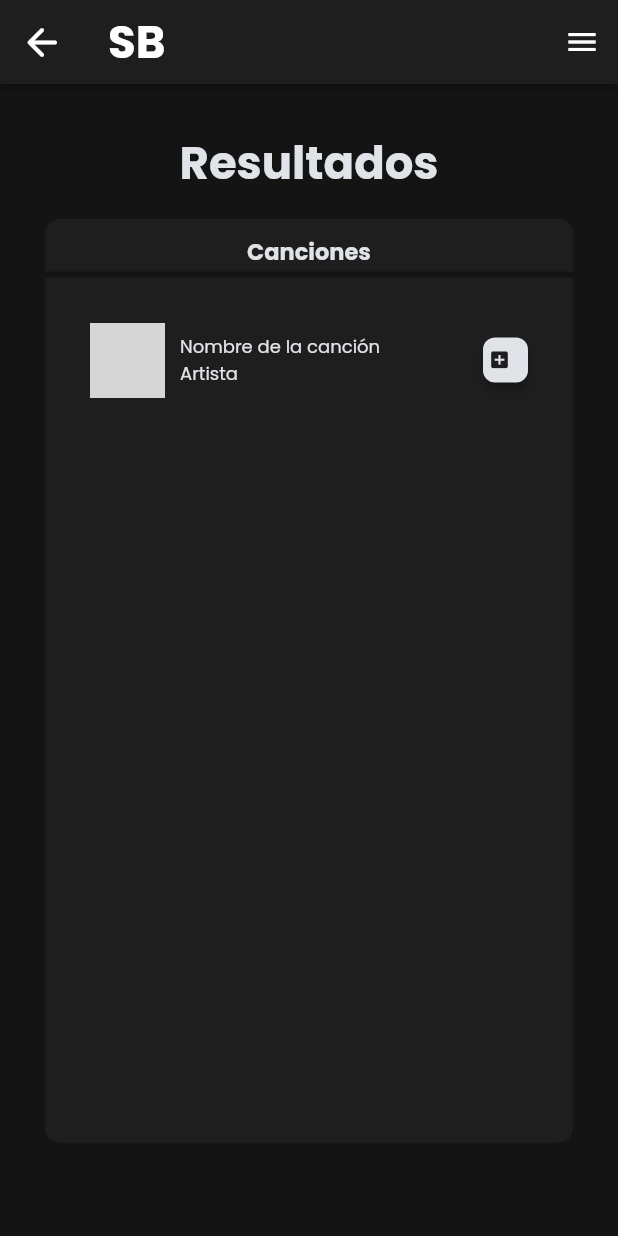
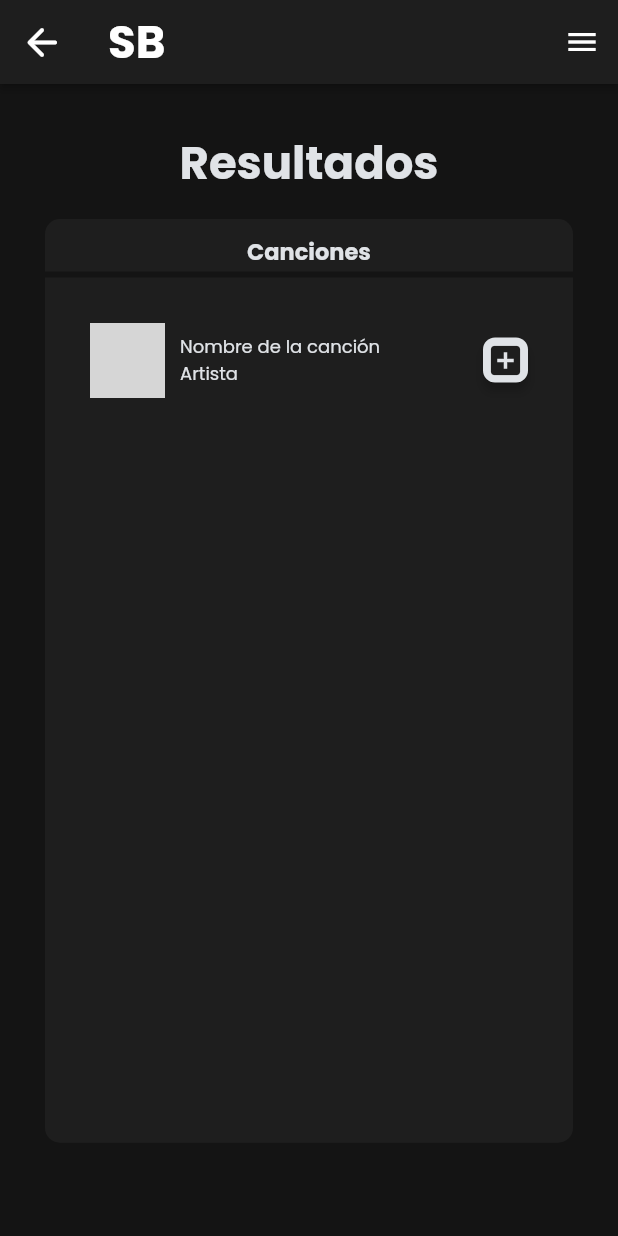
Before and after one commit to MiisaelCabrera/songbase, a Flutter app: the SearchResultsWidget screen opened by its route, on a phone screen of 412 x 824 dp. Run offline on Flutter 3.47's test engine with Material 2 defaults, Android fonts, the phone set to English and light mode, and no system bars; our stand-ins replace auto_size_text, easy_debounce, font_awesome_flutter, from_css_color, go_router, google_fonts and 3 more; missing offline and left inert: json_path; accounts and stored records are empty; network calls fail; grey boxes are pictures that could not be loaded.

Commit message:
Updating to latest FlutterFlow output.

```diff
--- a/lib/pages/search_results/search_results_widget.dart
+++ b/lib/pages/search_results/search_results_widget.dart
@@ -501,7 +501,7 @@ class _SearchResultsWidgetState extends State<SearchResultsWidget> {
                                         icon: Icon(
                                           Icons.add_box,
                                           color: Color(0xFF1E1E1E),
-                                          size: 15.0,
+                                          size: 26.0,
                                         ),
                                         options: FFButtonOptions(
                                           width: 30.0,
@@ -511,7 +511,7 @@ class _SearchResultsWidgetState extends State<SearchResultsWidget> {
                                                   0.0, 0.0, 0.0, 0.0),
                                           iconPadding:
                                               EdgeInsetsDirectional.fromSTEB(
-                                                  0.0, 0.0, 0.0, 0.0),
+                                                  2.0, 2.0, 2.0, 2.0),
                                           color: FlutterFlowTheme.of(context)
                                               .lineColor,
                                           textStyle:
```
